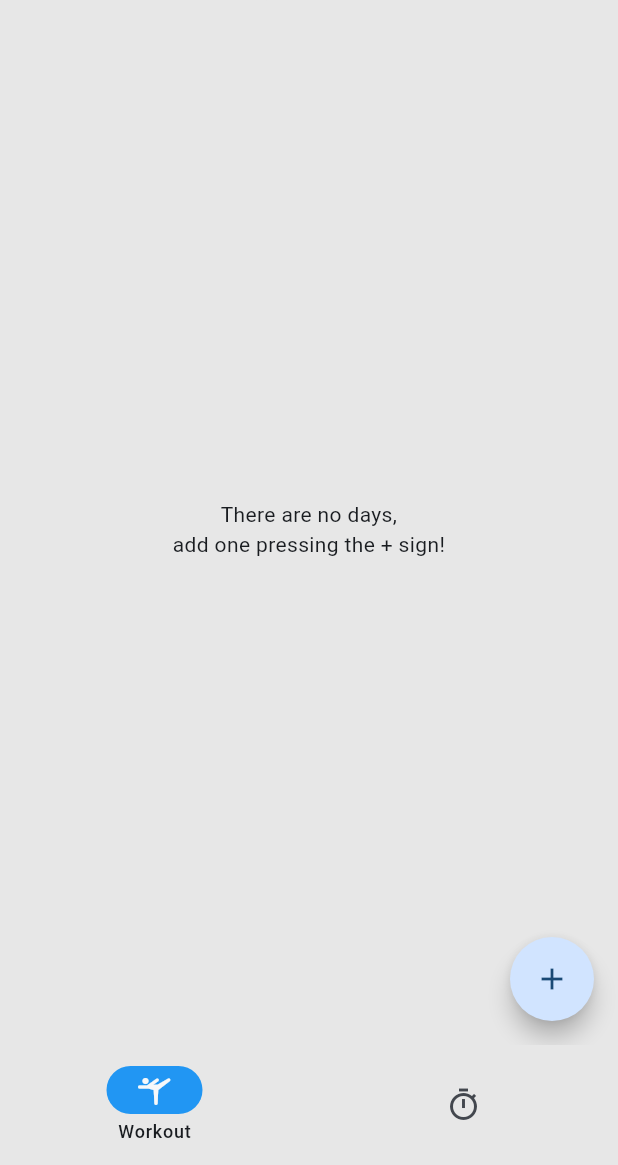
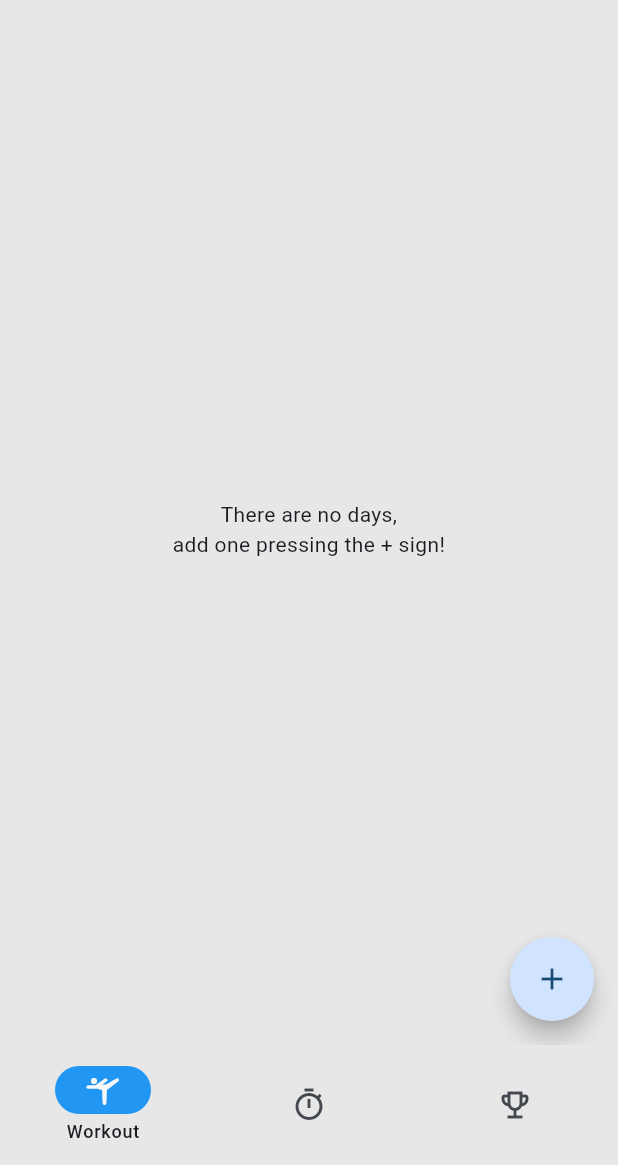
Before and after one commit to davgand/Workout-Manager, a Flutter app: the screen it shows after launch, on a phone screen of 412 x 824 dp, the part 71-1236 px from its top. Run offline on Flutter 3.47's test engine with Material 3 defaults, Android fonts, the phone set to English and light mode, and no system bars; our stand-ins replace flutter_slidable, google_fonts; missing offline and left inert: window_size; generated files the repository leaves out were written again.

Commit message:
Wip: added record page

```diff
--- a/lib/l10n/app_en.arb
+++ b/lib/l10n/app_en.arb
@@ -59,5 +59,6 @@
   "foot": "Foot",
   "exercise_tooltip": "Exercise Page",
   "warmup_tooltip": "Warmup Page",
-  "cardio_tooltip": "Cardio Page"
+  "cardio_tooltip": "Cardio Page",
+  "records": "Records"
 }
--- a/lib/l10n/app_it.arb
+++ b/lib/l10n/app_it.arb
@@ -59,5 +59,6 @@
   "foot": "Piedi",
   "exercise_tooltip": "Pagina degli esercizi",
   "warmup_tooltip": "Pagina del riscaldamento",
-  "cardio_tooltip": "Pagina del cardio"
+  "cardio_tooltip": "Pagina del cardio",
+  "records": "Massimali"
 }
--- /dev/null
+++ b/lib/src/model/record.dart
@@ -0,0 +1,39 @@
+import 'package:workout_manager/src/constants/constants.dart';
+import 'package:workout_manager/src/model/exercise.dart';
+
+class Record extends Exercise {
+  DateTime? date;
+
+  Record({
+    required super.id,
+    required super.name,
+    super.series = AppConstants.emptyValue,
+    super.reps = AppConstants.emptyValue,
+    super.time = AppConstants.emptyValue,
+    super.notes = AppConstants.emptyValueString,
+    DateTime? date,
+  }) : date = date ?? DateTime.now();
+
+  factory Record.fromJson(Map<String, dynamic> json) => Record(
+        id: json['id'],
+        name: json['name'],
+        date: DateTime.parse(json['date']),
+        series: json['series'],
+        reps: json['reps'],
+        time: json['time'],
+        notes: json['notes'],
+      );
+
+  @override
+  Map<String, dynamic> toJson() {
+    return {
+      'id': id,
+      'name': name,
+      'date': date.toString(),
+      'series': series,
+      'reps': reps,
+      'time': time,
+      'notes': notes,
+    };
+  }
+}
--- a/lib/src/provider/fileHandler.dart
+++ b/lib/src/provider/fileHandler.dart
@@ -40,7 +40,7 @@ class FileHandler {
       file.writeAsString(jsonEncode(workout.toJson()));
     } else {
       file.writeAsString(
-          jsonEncode(WorkoutModel([]).toJson()));
+          jsonEncode(WorkoutModel([], []).toJson()));
     }
   }
 
--- a/lib/src/provider/navigation_provider.dart
+++ b/lib/src/provider/navigation_provider.dart
@@ -4,9 +4,9 @@ import 'package:workout_manager/src/screens/day_details_page.dart';
 import 'package:workout_manager/src/widgets/Day/days_list.dart';
 
 class Destination {
-  const Destination(this.index, this.title, this.selectedIcon, this.icon);
+  Destination(this.index, this.title, this.selectedIcon, this.icon);
   final int index;
-  final String title;
+  String title = "";
   final IconData selectedIcon;
   final IconData icon;
 }
--- a/lib/src/screens/workout.dart
+++ b/lib/src/screens/workout.dart
@@ -2,6 +2,7 @@ import 'package:flutter/material.dart';
 import 'package:workout_manager/src/constants/app_styles.dart';
 import 'package:workout_manager/src/model/workout.dart';
 import 'package:workout_manager/src/provider/navigation_provider.dart';
+import 'package:workout_manager/src/screens/record_page.dart';
 import 'package:workout_manager/src/screens/timer_page.dart';
 import 'package:flutter_gen/gen_l10n/app_localizations.dart';
 
@@ -19,9 +20,11 @@ class _WorkoutScreenState extends State<WorkoutScreen> {
   int currentPageIndex = 0;
   late final List<GlobalKey<NavigatorState>> navigatorKeys;
 
-  static const List<Destination> allDestinations = <Destination>[
-    Destination(0, "Home", Icons.home_outlined, Icons.home),
-    Destination(1, "Timer", Icons.timer_outlined, Icons.timer_outlined)
+  List<Destination> allDestinations = <Destination>[
+    Destination(0, "Workout", Icons.sports_gymnastics_rounded,
+        Icons.sports_gymnastics_rounded),
+    Destination(1, "Timer", Icons.timer_outlined, Icons.timer_outlined),
+    Destination(2, "Records", Icons.emoji_events, Icons.emoji_events_outlined)
   ];
 
   @override
@@ -35,6 +38,11 @@ class _WorkoutScreenState extends State<WorkoutScreen> {
 
   @override
   Widget build(BuildContext context) {
+    allDestinations[0].title = AppLocalizations.of(context)!.workout(1);
+    allDestinations[1].title = "Timer";
+    allDestinations[2].title = AppLocalizations.of(context)!.records;
+
+
     return NavigatorPopHandler(
         onPop: () {
           final NavigatorState navigator =
@@ -51,7 +59,8 @@ class _WorkoutScreenState extends State<WorkoutScreen> {
                   DayNavigator(
                       navigatorKey: navigatorKeys[0],
                       days: widget.workout.days),
-                  TimerPage()
+                  TimerPage(),
+                  RecordPage(records: widget.workout.records)
                 ][index];
                 if (index == currentPageIndex) {
                   return Offstage(offstage: false, child: view);
@@ -87,26 +96,15 @@ class _WorkoutScreenState extends State<WorkoutScreen> {
             indicatorColor: Theme.of(context).colorScheme.primary,
             selectedIndex: currentPageIndex,
             labelBehavior: NavigationDestinationLabelBehavior.onlyShowSelected,
-            destinations: <Widget>[
-              NavigationDestination(
-                selectedIcon:
-                    Icon(Icons.sports_gymnastics_rounded, color: Palette.white),
-                icon: Icon(Icons.sports_gymnastics_rounded),
-                label: AppLocalizations.of(context)!.workout(1),
-              ),
-              NavigationDestination(
-                  selectedIcon:
-                      Icon(Icons.timer_outlined, color: Palette.white),
-                  icon: Icon(Icons.timer_outlined),
-                  label: "Timer"),
-              // NavigationDestination(
-              //   icon: Badge(
-              //     label: Text('2'),
-              //     child: Badge(child: Icon(Icons.messenger_sharp)),
-              //   ),
-              //   label: 'Messages',
-              // ),
-            ],
+            destinations: allDestinations.map(
+              (Destination destination) {
+                return NavigationDestination(
+                    selectedIcon:
+                        Icon(destination.selectedIcon, color: Palette.white),
+                    icon: Icon(destination.icon),
+                    label: destination.title);
+              },
+            ).toList(),
           ),
         ));
   }
```
Also changed, not shown: lib/src/model/workout.dart (+95 -17 lines), lib/src/screens/record_page.dart (added, +49 -0 lines), lib/src/widgets/Record/record_item.dart (added, +166 -0 lines).
